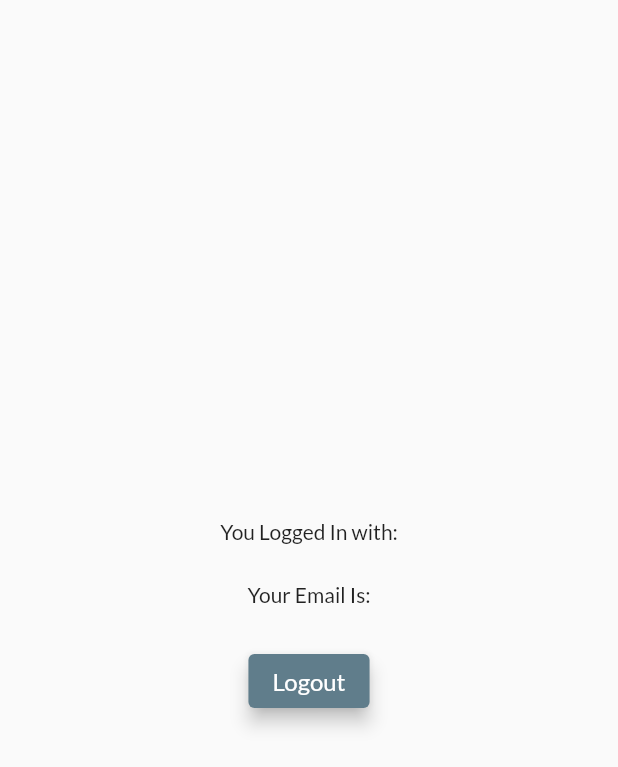
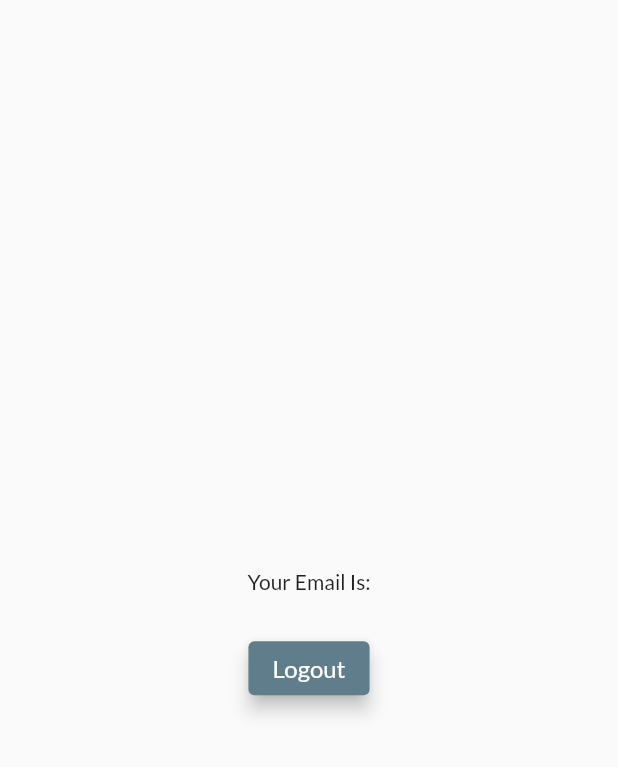
Before and after one commit to emanSobhyMostafa/final_project, a Flutter app: the Profile screen opened directly, on a phone screen of 412 x 824 dp. Shown: the top 767 px of the screen. Run offline on Flutter 3.47's test engine with Material 2 defaults, Android fonts, the phone set to English and light mode, and no system bars; our stand-ins replace auth_buttons, badges, cached_network_image, carousel_slider, cloud_firestore, equatable and 7 more; missing offline and left inert: flutter_facebook_login, meedu_player; accounts and stored records are empty.

Commit message:
authUpdate

```diff
--- a/lib/screens/home/home_screen.dart
+++ b/lib/screens/home/home_screen.dart
@@ -29,7 +29,7 @@ class _HomeScreenState extends State<HomeScreen> {
 
   List<dynamic> _pageOptions = [
     HomeMain(),
-    LoginScreen(),
+    RegisterScreen(),
     CardScreen(),
   ];
   @override
--- a/lib/screens/profile/profile_screen.dart
+++ b/lib/screens/profile/profile_screen.dart
@@ -19,9 +19,9 @@ class _ProfileState extends State<Profile> {
           child: Column(
             mainAxisAlignment: MainAxisAlignment.center,
             children: [
-              Text(
-                "You Logged In with:" + auth.currentUser.displayName,
-              ),
+              // Text(
+              //   "You Logged In with:" + auth.currentUser.displayName,
+              // ),
               SizedBox(
                 height: 25,
               ),
```
